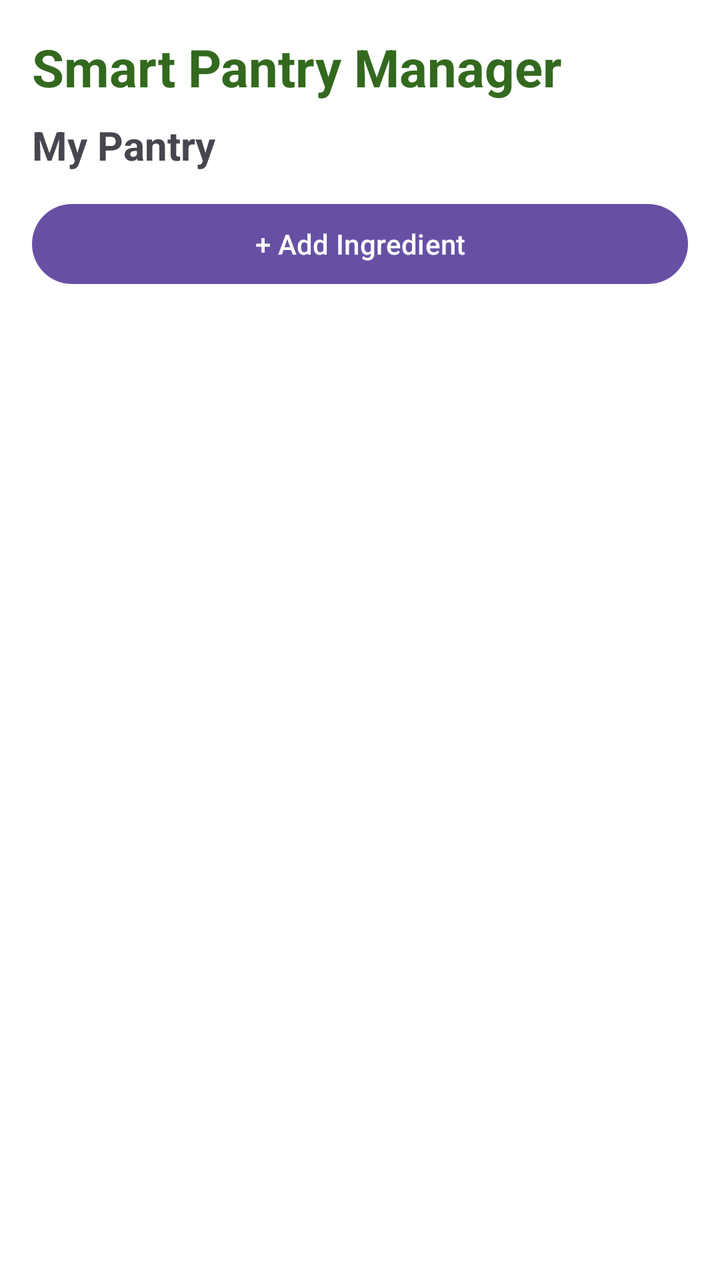
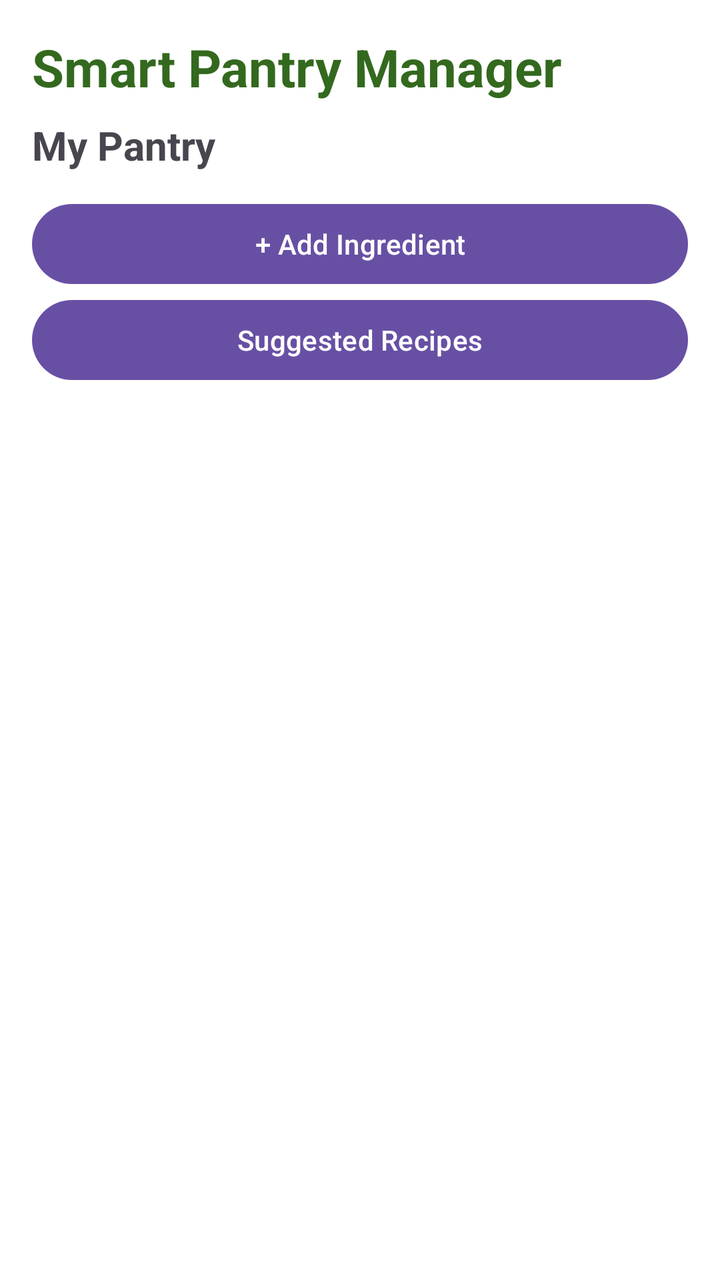

Compare the two renders of this Android layout. The source of the first and the diff that turns it into the second are given below.
<!-- AndroidManifest.xml: application theme Theme.SmartPantryManager -->
<!-- res/layout/activity_main.xml -->
<?xml version="1.0" encoding="utf-8"?>
<LinearLayout xmlns:android="http://schemas.android.com/apk/res/android"
    android:id="@+id/main"
    android:layout_width="match_parent"
    android:layout_height="match_parent"
    android:orientation="vertical"
    android:padding="16dp"
    android:background="#FFFFFF">

    <TextView
        android:layout_width="match_parent"
        android:layout_height="wrap_content"
        android:text="Smart Pantry Manager"
        android:textSize="26sp"
        android:textStyle="bold"
        android:textColor="#33691E"
        android:paddingBottom="8dp" />

    <TextView
        android:layout_width="match_parent"
        android:layout_height="wrap_content"
        android:text="My Pantry"
        android:textSize="20sp"
        android:textStyle="bold"
        android:paddingBottom="12dp" />

    <Button
        android:id="@+id/buttonAddIngredient"
        android:layout_width="match_parent"
        android:layout_height="wrap_content"
        android:text="+ Add Ingredient" />

    <androidx.recyclerview.widget.RecyclerView
        android:id="@+id/recyclerViewIngredients"
        android:layout_width="match_parent"
        android:layout_height="0dp"
        android:layout_weight="1"
        android:paddingTop="12dp" />

</LinearLayout>
<!-- resources referenced by this layout -->
<resources>
  <style name="Theme.SmartPantryManager" parent="Base.Theme.SmartPantryManager" />
  <style name="Base.Theme.SmartPantryManager" parent="Theme.Material3.DayNight.NoActionBar">
          
          
      </style>
</resources>

<!-- the commit's change to res/layout/activity_main.xml (unified diff, before → after) -->
@@ -30,6 +30,12 @@
         android:layout_height="wrap_content"
         android:text="+ Add Ingredient" />
 
+    <Button
+        android:id="@+id/buttonSuggestedRecipes"
+        android:layout_width="match_parent"
+        android:layout_height="wrap_content"
+        android:text="Suggested Recipes" />
+
     <androidx.recyclerview.widget.RecyclerView
         android:id="@+id/recyclerViewIngredients"
         android:layout_width="match_parent"
